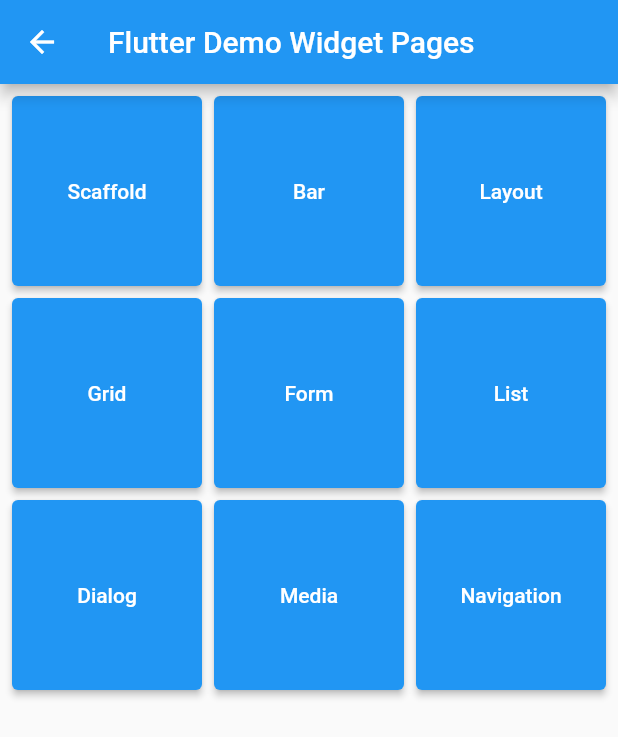
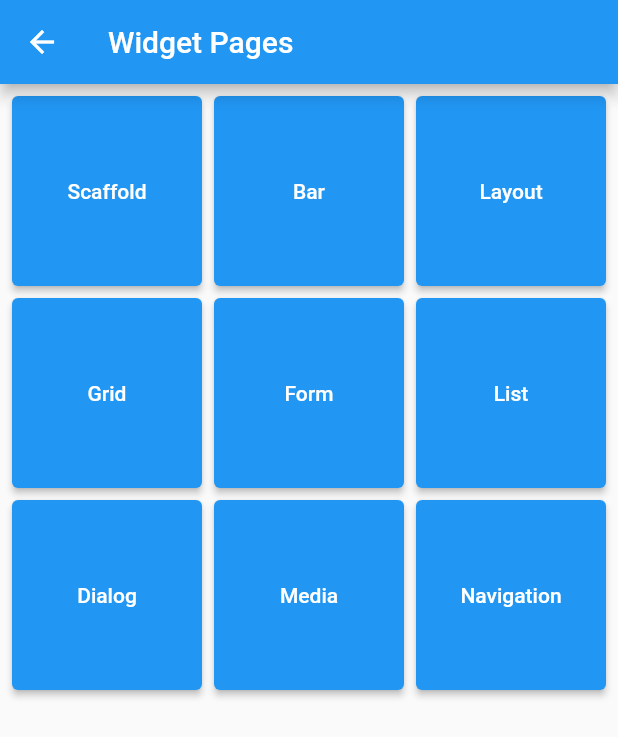
Before and after one commit to Notopponent/flutterZeroToOne, a Flutter app: the screen it shows after launch, after a tap on "前往MyWidgetPage", on a phone screen of 412 x 824 dp. Shown: the top 737 px of the screen. Run offline on Flutter 3.47's test engine with Material 2 defaults, Android fonts, the light colour scheme and no system bars; our stand-ins replace get.

Commit message:
第一讲

```diff
--- a/zeroapp/lib/app/modules/home/home_view.dart
+++ b/zeroapp/lib/app/modules/home/home_view.dart
@@ -1,17 +1,25 @@
 
 import 'package:flutter/material.dart';
 
+
+// StatefulWidget也是继承自widget类，并重写了createElement()方法。
+// 不同的是返回的Element 对象并不相同 - StatefulElement
+// 另外StatefulWidget类中添加了一个新的接口createState()。
+
 class MyHomePage extends StatefulWidget {
-  const MyHomePage({Key? key, required this.title}) : super(key: key);
+  const MyHomePage({Key? key, required this.title, this.initValue = 0}) : super(key: key);
 
-  // 此小部件是您的应用程序的主页。 它是有状态的，意味着有一个State 对象（定义如下）
-
-  // 这个State对象是状态的配置，它保存值（title）由父级（App小部件）和 State的build方法
+  // 命名参数中的必需要传的参数要添加required关键字，这样有利于静态代码分析器进行检查；
+  // 在继承 widget 时，第一个参数通常应该是Key。
 
   final String title;
+  final int initValue;
 
   @override
   State<MyHomePage> createState() => _MyHomePageState();
+
+  // 一个 StatefulWidget 类会对应一个 State 类，State表示与其对应的 StatefulWidget 要维护的状态
+  // createState() 用于创建和 StatefulWidget 相关的状态，它在StatefulWidget 的生命周期中可能会被多次调用。
 }
 
 class _MyHomePageState extends State<MyHomePage> {
@@ -19,34 +27,25 @@ class _MyHomePageState extends State<MyHomePage> {
 
   void _incrementCounter() {
     setState(() {
-      // 这里对 setState 的调用是告诉 Flutter 框架某些东西已经发生更改需要重新
-      // 运行下面的构建方法build，以便界面可以反映更新的值
-
-      // 如果我们直接改变 _counter 不调用setState()，那么build方法就不会调用
       _counter++;
     });
+    // setState 通知Flutter框架状态发生改变，要调用其build方法重新构建 widget 树，从而达到更新UI的目的。
   }
 
   @override
   Widget build(BuildContext context) {
-    // 每次调用 setState 时都会重新运行此方法  例如：当_incrementCounter方法执行完成
+    print("build");
 
-    // Flutter 框架已经过优化，可以重新运行构建方法build重建任何需要更新的东西
-    // 而不是必须单独更改小部件的实例（例如实例：_MyHomePageState）
+    // build方法构建UI，运行build方法构建任何需要更新的内容，而不是必须更改实例_MyHomePageState
+
     return Scaffold(
       appBar: AppBar(
-        // 这里我们从创建的 MyHomePage 对象中获取值 widget.title
         title: Text(widget.title),
+
+        // widget，它表示与该 State 实例关联的 widget 实例，由Flutter 框架动态设置。
       ),
       body: Center(
-        // Center 上一个布局小部件. 它需要包含一个child部件并将其定位在父级的中间位置
         child: Column(
-          // Column 也是一个布局小部件。 它需要一个children部件然后垂直排列它们
-          // 默认情况下，它会调整自己的大小以适合其水平的children，并试图和它的父级一样高。
-          //
-          // Column 有各种属性来控制它自身的大小和定位
-          // 使用 mainAxisAlignment 来垂直居中Children
-          // 这里的主轴是垂直的轴，因为Column是垂直的；Row的主轴是水平的轴，因为Row是水平的。
           mainAxisAlignment: MainAxisAlignment.center,
           children: <Widget>[
             const Text(
@@ -72,4 +71,48 @@ class _MyHomePageState extends State<MyHomePage> {
       ),
     );
   }
+
+  // 当 widget 第一次插入到 widget 树时会被调用。
+  @override
+  void initState() {
+    super.initState();
+    _counter = widget.initValue;
+    print("initState");
+  }
+
+  // 当State对象的依赖发生变化时会被调用,
+  @override
+  void didChangeDependencies() {
+    super.didChangeDependencies();
+    print("didChangeDependencies");
+  }
+
+  // 此回调是专门为了开发调试而提供的，在热重载(hot reload)时会被调用，此回调在Release模式下永远不会被调用。
+  @override
+  void reassemble() {
+    super.reassemble();
+    print("reassemble");
+  }
+
+  // 在 widget 重新构建时，Flutter 框架会调用widget.canUpdate来检测
+  // widget 树中同一位置的新旧节点，然后决定是否需要更新，
+  @override
+  void didUpdateWidget(MyHomePage oldWidget) {
+    super.didUpdateWidget(oldWidget);
+    print("didUpdateWidget ");
+  }
+
+  // 当 State 对象从树中被移除时，会调用此回调
+  @override
+  void deactivate() {
+    super.deactivate();
+    print("deactivate");
+  }
+
+  // 当 State 对象从树中被永久移除时调用；通常在此回调中释放资源。
+  @override
+  void dispose() {
+    super.dispose();
+    print("dispose");
+  }
 }
--- a/zeroapp/lib/main.dart
+++ b/zeroapp/lib/main.dart
@@ -12,27 +12,32 @@ void main() {
   runApp(const MyApp());
 }
 
+// StatelessWidget继承自widget类，并重写了createElement()方法，用于不需要维护状态的场景。
+// 它通常在build方法中通过嵌套其它 widget 来构建UI，在构建过程中会递归的构建其嵌套的 widget
+
 class MyApp extends StatelessWidget {
   const MyApp({Key? key}) : super(key: key);
 
-  // 这个小部件是你的应用程序的根节点
+  // 按照惯例，widget 的构造函数参数应使用命名参数
+  // 在继承 widget 时，第一个参数通常应该是Key。
+
   @override
   Widget build(BuildContext context) {
     return MaterialApp(
       title: 'Flutter Demo',
       theme: ThemeData(
-        // 这里可以配置你应用程序的主题颜色。
+        // ThemeData组件是配置应用程序的主题颜色。
         primarySwatch: Colors.blue,
       ),
       routes: {
-        "/home": (_) => const MyHomePage(title: 'Flutter Demo Home Pages'),
-        "/widget": (_) => const MyWidgetPage(title: 'Flutter Demo Widget Pages'),
-        "/widget/scaffold": (_) => const MyScaffoldPage(title: 'Flutter Demo Scaffold Pages'),
-        "/widget/bar": (_) => const MyBarPage(title: 'Flutter Demo Bar Pages'),
-        "/widget/appBar": (_) => const MyAppBarPage(title: 'Flutter Demo AppBar Pages'),
-        "/widget/tabBar": (_) => const MyTabBarPage(title: 'Flutter Demo TabBar Pages'),
-        "/widget/snackBar": (_) => const MySnackBarPage(title: 'Flutter Demo snackBar Pages'),
-        "/widget/layout": (_) => const MyLayoutPage(title: 'Flutter Demo Layout Pages'),
+        "/home": (_) => const MyHomePage(title: 'Home Pages'),
+        "/widget": (_) => const MyWidgetPage(title: 'Widget Pages'),
+        "/widget/scaffold": (_) => const MyScaffoldPage(title: 'Scaffold Pages'),
+        "/widget/bar": (_) => const MyBarPage(title: 'Bar Pages'),
+        "/widget/appBar": (_) => const MyAppBarPage(title: 'AppBar Pages'),
+        "/widget/tabBar": (_) => const MyTabBarPage(title: 'TabBar Pages'),
+        "/widget/snackBar": (_) => const MySnackBarPage(title: 'snackBar Pages'),
+        "/widget/layout": (_) => const MyLayoutPage(title: 'Layout Pages'),
       },
       initialRoute: "/home",
     );
```
